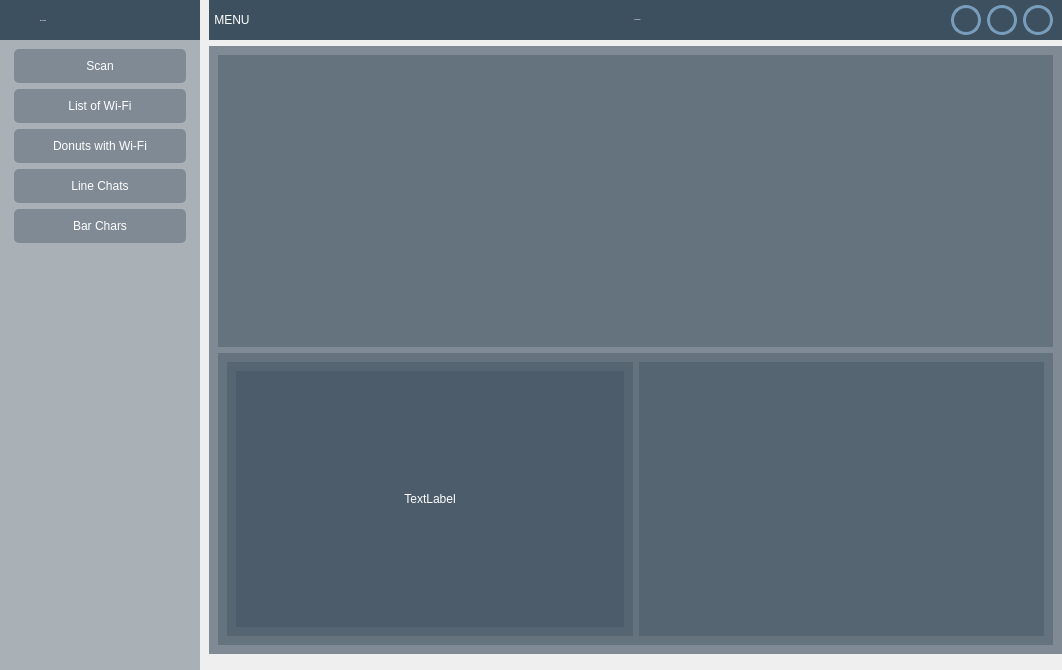
Before: the Qt Designer form interface.ui in Loftkn/wifi, drawn with Qt 5.
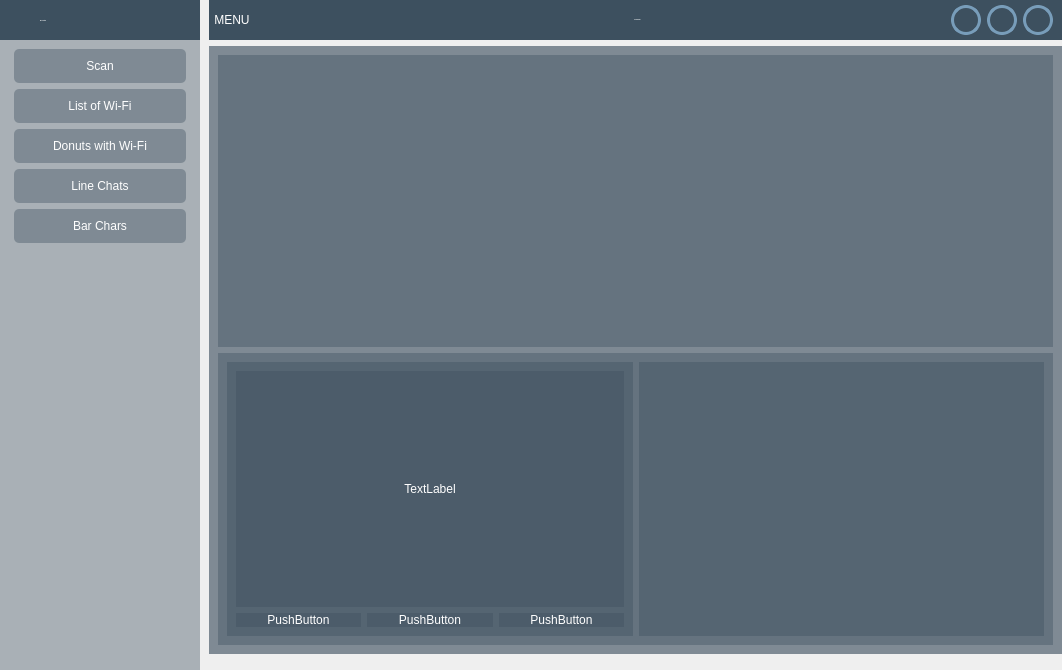
After: the same form once the commit is applied. The open tabs and pages were chosen to show the change. Icons and pictures are not drawn.

Diff of the .ui file:
```diff
--- a/interface.ui
+++ b/interface.ui
@@ -721,7 +721,28 @@
                     <enum>QFrame::Raised</enum>
                    </property>
                    <layout class="QGridLayout" name="gridLayout_4">
-                    <item row="0" column="0">
+                    <item row="1" column="1">
+                     <widget class="QPushButton" name="pushButton_2">
+                      <property name="text">
+                       <string>PushButton</string>
+                      </property>
+                     </widget>
+                    </item>
+                    <item row="1" column="0">
+                     <widget class="QPushButton" name="pushButton">
+                      <property name="text">
+                       <string>PushButton</string>
+                      </property>
+                     </widget>
+                    </item>
+                    <item row="1" column="2">
+                     <widget class="QPushButton" name="pushButton_3">
+                      <property name="text">
+                       <string>PushButton</string>
+                      </property>
+                     </widget>
+                    </item>
+                    <item row="0" column="0" colspan="3">
                      <widget class="QLabel" name="wifi_page_label_text">
                       <property name="text">
                        <string>TextLabel</string>
```
Left out of the diff: 2 changed lines with no effect on the pictures.
